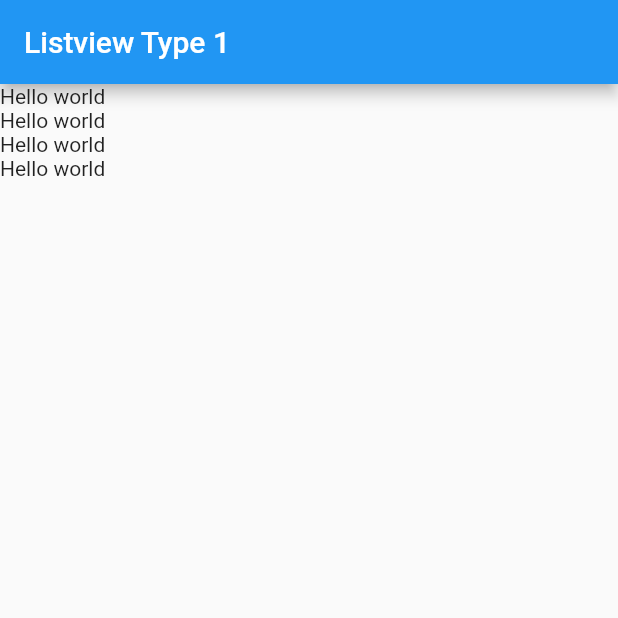
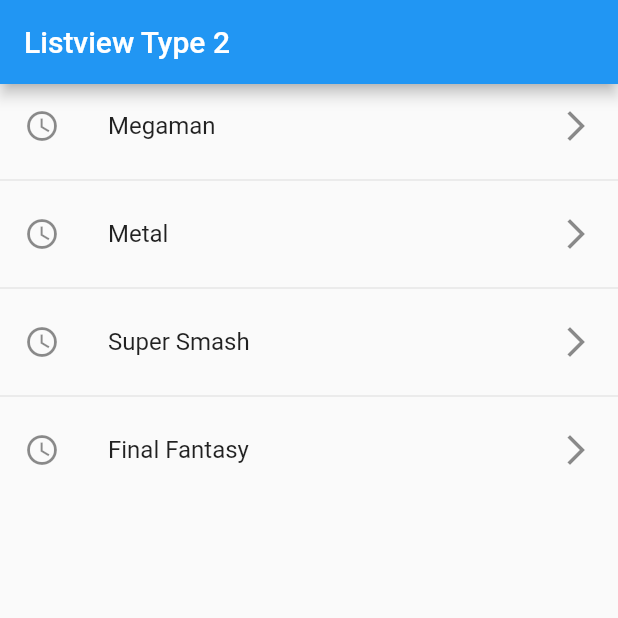
Before and after one commit to luisfdomontoya/flr_component, a Flutter app: the screen it shows after launch, on a phone screen of 412 x 824 dp, the top half of it. Run offline on Flutter 3.47's test engine with Material 2 defaults, Android fonts, the light colour scheme and no system bars.

Commit message:
add Listview2Screen widget -- using separator

```diff
--- a/lib/main.dart
+++ b/lib/main.dart
@@ -1,6 +1,7 @@
 import 'package:flutter/material.dart';
 
-import 'package:flr_component/screens/listview1_screen.dart';
+// import 'package:flr_component/screens/listview1_screen.dart';
+import 'package:flr_component/screens/listview2_screen.dart';
 
 void main() => runApp(const MyApp());
 
@@ -12,7 +13,7 @@
     return const MaterialApp(
       debugShowCheckedModeBanner: false,
       title: 'Material App',
-      home: Listview1Screen(),
+      home: Listview2Screen(),
     );
   }
 }
--- a/lib/screens/listview1_screen.dart
+++ b/lib/screens/listview1_screen.dart
@@ -1,6 +1,8 @@
 import 'package:flutter/material.dart';
 
 class Listview1Screen extends StatelessWidget {
+  final options = const ['Megaman', 'Metal', 'Super Smash'];
+
   const Listview1Screen({Key? key}) : super(key: key);
 
   @override
@@ -10,11 +12,14 @@
         title: const Text('Listview Type 1'),
       ),
       body: ListView(
-        children: const [
-          Text('Hello world'),
-          Text('Hello world'),
-          Text('Hello world'),
-          Text('Hello world'),
+        children: [
+          ...options
+              .map((game) => ListTile(
+                    leading: const Icon(Icons.access_time_sharp),
+                    title: Text(game),
+                    trailing: const Icon(Icons.arrow_forward_ios_outlined),
+                  ))
+              .toList()
         ],
       ),
     );
--- /dev/null
+++ b/lib/screens/listview2_screen.dart
@@ -0,0 +1,24 @@
+import 'package:flutter/material.dart';
+
+class Listview2Screen extends StatelessWidget {
+  final options = const ['Megaman', 'Metal', 'Super Smash', 'Final Fantasy'];
+
+  const Listview2Screen({Key? key}) : super(key: key);
+
+  @override
+  Widget build(BuildContext context) {
+    return Scaffold(
+      appBar: AppBar(
+        title: const Text('Listview Type 2'),
+      ),
+      body: ListView.separated(
+          itemBuilder: (context, index) => ListTile(
+                leading: const Icon(Icons.access_time_sharp),
+                title: Text(options[index]),
+                trailing: const Icon(Icons.arrow_forward_ios_outlined),
+              ),
+          separatorBuilder: (_, __) => const Divider(),
+          itemCount: options.length),
+    );
+  }
+}
```
